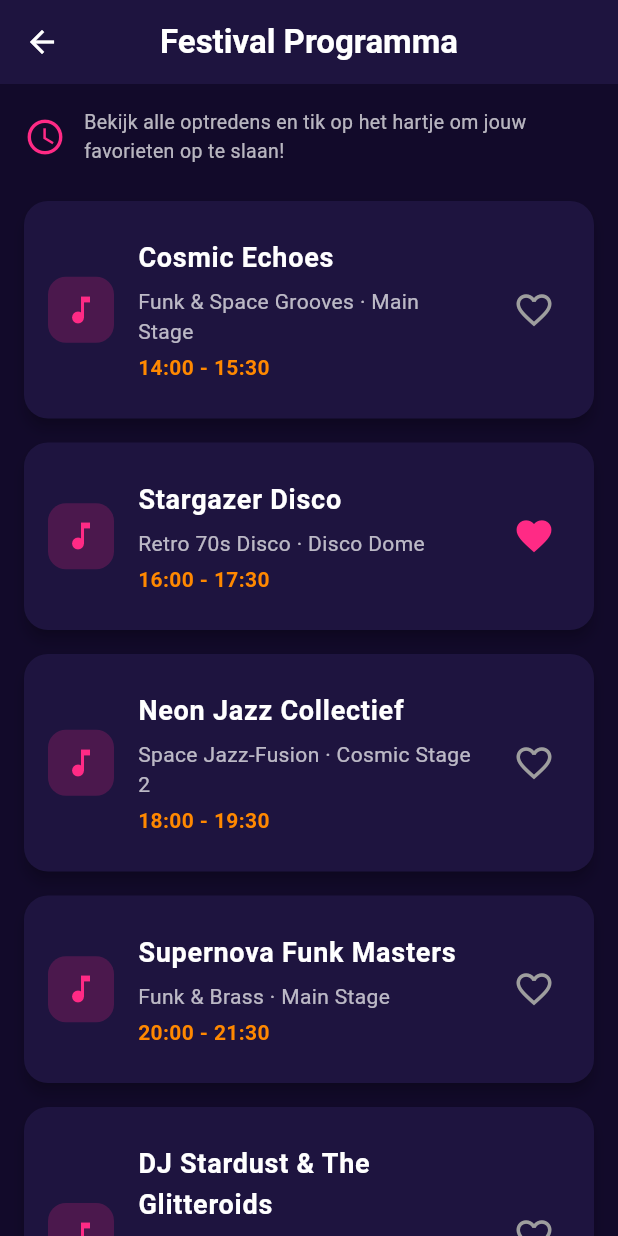
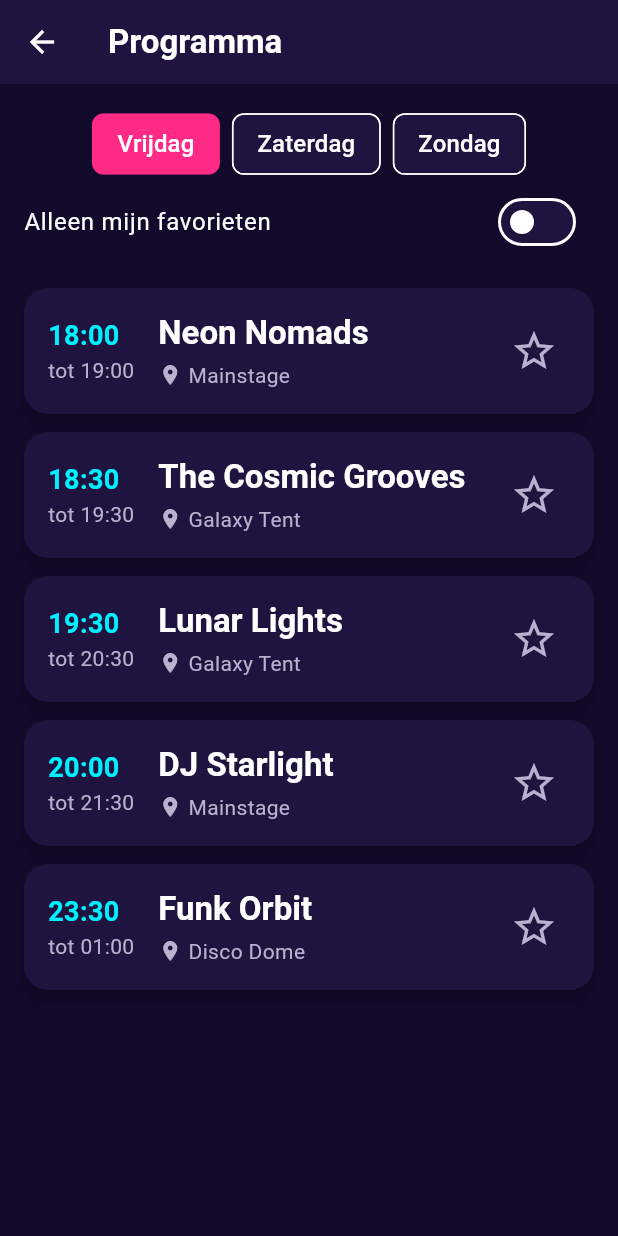
Before and after one commit to Frebae/Festival-companion, a Flutter app: the TimetableScreen screen opened directly, on a phone screen of 412 x 824 dp. Run offline on Flutter 3.47's test engine with Material 3 defaults, Android fonts, the phone set to English and light mode, and no system bars; our stand-ins replace material_ui.

Commit message:
timetable/programma toegevoegd

```diff
--- /dev/null
+++ b/lib/data/act_repository.dart
@@ -0,0 +1,11 @@
+import '../models/act.dart';
+import 'dummy_acts.dart';
+
+/// Haalt de acts op.
+/// Nu komen ze uit de dummydata. Later passen we alleen deze klasse aan
+/// om ze uit Supabase te halen; het scherm hoeft dan niet te veranderen.
+class ActRepository {
+  Future<List<Act>> getActs() async {
+    return dummyActs;
+  }
+}
--- /dev/null
+++ b/lib/data/dummy_acts.dart
@@ -0,0 +1,82 @@
+import '../models/act.dart';
+
+// Tijdelijke voorbeelddata. Later komen de acts uit Supabase.
+final List<Act> dummyActs = [
+  // Vrijdag 9 juli
+  Act(
+    id: 'act-001',
+    name: 'DJ Starlight',
+    stage: 'Mainstage',
+    day: 'Vrijdag',
+    start: DateTime(2027, 7, 9, 20, 0),
+    end: DateTime(2027, 7, 9, 21, 30),
+  ),
+  Act(
+    id: 'act-002',
+    name: 'Neon Nomads',
+    stage: 'Mainstage',
+    day: 'Vrijdag',
+    start: DateTime(2027, 7, 9, 18, 0),
+    end: DateTime(2027, 7, 9, 19, 0),
+  ),
+  Act(
+    id: 'act-003',
+    name: 'The Cosmic Grooves', // overlapt met Neon Nomads
+    stage: 'Galaxy Tent',
+    day: 'Vrijdag',
+    start: DateTime(2027, 7, 9, 18, 30),
+    end: DateTime(2027, 7, 9, 19, 30),
+  ),
+  Act(
+    id: 'act-004',
+    name: 'Lunar Lights', // begint precies als The Cosmic Grooves eindigt
+    stage: 'Galaxy Tent',
+    day: 'Vrijdag',
+    start: DateTime(2027, 7, 9, 19, 30),
+    end: DateTime(2027, 7, 9, 20, 30),
+  ),
+  Act(
+    id: 'act-005',
+    name: 'Funk Orbit', // eindigt na middernacht
+    stage: 'Disco Dome',
+    day: 'Vrijdag',
+    start: DateTime(2027, 7, 9, 23, 30),
+    end: DateTime(2027, 7, 10, 1, 0),
+  ),
+
+  // Zaterdag 10 juli
+  Act(
+    id: 'act-006',
+    name: 'Velvet Rocket',
+    stage: 'Galaxy Tent',
+    day: 'Zaterdag',
+    start: DateTime(2027, 7, 10, 17, 0),
+    end: DateTime(2027, 7, 10, 18, 0),
+  ),
+  Act(
+    id: 'act-007',
+    name: 'Purple Satellite',
+    stage: 'Mainstage',
+    day: 'Zaterdag',
+    start: DateTime(2027, 7, 10, 21, 0),
+    end: DateTime(2027, 7, 10, 22, 30),
+  ),
+
+  // Zondag 11 juli
+  Act(
+    id: 'act-008',
+    name: 'Moonwalk Collective',
+    stage: 'Disco Dome',
+    day: 'Zondag',
+    start: DateTime(2027, 7, 11, 16, 0),
+    end: DateTime(2027, 7, 11, 17, 0),
+  ),
+  Act(
+    id: 'act-009',
+    name: 'Supernova Soul',
+    stage: 'Mainstage',
+    day: 'Zondag',
+    start: DateTime(2027, 7, 11, 20, 0),
+    end: DateTime(2027, 7, 11, 21, 30),
+  ),
+];
--- a/lib/main.dart
+++ b/lib/main.dart
@@ -1,4 +1,4 @@
-import 'package:flutter/material.dart';
+import 'package:material_ui/material_ui.dart';
 import 'theme/app_theme.dart'; // Zorg dat dit verwijst naar je thema-bestand
 import 'screens/home_screen.dart';
 import 'screens/crowd_screen.dart';
--- /dev/null
+++ b/lib/models/act.dart
@@ -0,0 +1,34 @@
+/// Eén optreden op het festival.
+class Act {
+  final String id; // stabiel en uniek, wordt ook gebruikt om favorieten te bewaren
+  final String name;
+  final String stage;
+  final String day; // festivaldag, bijvoorbeeld 'Vrijdag'
+  final DateTime start; // volledige datum + tijd
+  final DateTime end; // volledige datum + tijd (kan na middernacht vallen)
+
+  const Act({
+    required this.id,
+    required this.name,
+    required this.stage,
+    required this.day,
+    required this.start,
+    required this.end,
+  });
+
+  String get startTijd => _formatTijd(start);
+  String get eindTijd => _formatTijd(end);
+
+  /// Twee acts overlappen als deze act begint voordat de andere eindigt
+  /// én eindigt nadat de andere begint.
+  /// Direct aansluitend (eind = begin) telt dus niet als overlap.
+  bool overlaptMet(Act ander) {
+    return start.isBefore(ander.end) && end.isAfter(ander.start);
+  }
+
+  static String _formatTijd(DateTime tijd) {
+    final uur = tijd.hour.toString().padLeft(2, '0');
+    final minuut = tijd.minute.toString().padLeft(2, '0');
+    return '$uur:$minuut';
+  }
+}
--- a/lib/screens/crowd_screen.dart
+++ b/lib/screens/crowd_screen.dart
@@ -1,4 +1,4 @@
-import 'package:flutter/material.dart';
+import 'package:material_ui/material_ui.dart';
 
 class CrowdScreen extends StatefulWidget {
   const CrowdScreen({super.key});
@@ -139,7 +139,7 @@ class ZoneCard extends StatelessWidget {
                 Container(
                   padding: const EdgeInsets.symmetric(horizontal: 8, vertical: 4),
                   decoration: BoxDecoration(
-                    color: zone.statusColor.withOpacity(0.2),
+                    color: zone.statusColor.withValues(alpha: 0.2),
                     borderRadius: BorderRadius.circular(8),
                     border: Border.all(color: zone.statusColor),
                   ),
--- a/lib/screens/home_screen.dart
+++ b/lib/screens/home_screen.dart
@@ -1,4 +1,4 @@
-import 'package:flutter/material.dart';
+import 'package:material_ui/material_ui.dart';
 
 class HomeScreen extends StatelessWidget {
   const HomeScreen({super.key});
--- a/lib/screens/map_screen.dart
+++ b/lib/screens/map_screen.dart
@@ -1,5 +1,5 @@
 
-import 'package:flutter/material.dart';
+import 'package:material_ui/material_ui.dart';
 
 class MapScreen extends StatefulWidget {
   const MapScreen({super.key});
--- a/lib/screens/timetable_screen.dart
+++ b/lib/screens/timetable_screen.dart
@@ -1,4 +1,8 @@
-import 'package:flutter/material.dart';
+import 'package:material_ui/material_ui.dart';
+import '../data/act_repository.dart';
+import '../models/act.dart';
+import '../theme/app_theme.dart';
+import '../widgets/act_card.dart';
 
 class TimetableScreen extends StatefulWidget {
   const TimetableScreen({super.key});
@@ -8,129 +12,144 @@ class TimetableScreen extends StatefulWidget {
 }
 
 class _TimetableScreenState extends State<TimetableScreen> {
-  // Lijst met optredens voor het Galactic Funkadelic festival
-  final List<FestivalAct> acts = [
-    FestivalAct(
-      time: '14:00 - 15:30',
-      title: 'Cosmic Echoes',
-      genre: 'Funk & Space Grooves',
-      stage: 'Main Stage',
-      isFavorite: false,
-    ),
-    FestivalAct(
-      time: '16:00 - 17:30',
-      title: 'Stargazer Disco',
-      genre: 'Retro 70s Disco',
-      stage: 'Disco Dome',
-      isFavorite: true,
-    ),
-    FestivalAct(
-      time: '18:00 - 19:30',
-      title: 'Neon Jazz Collectief',
-      genre: 'Space Jazz-Fusion',
-      stage: 'Cosmic Stage 2',
-      isFavorite: false,
-    ),
-    FestivalAct(
-      time: '20:00 - 21:30',
-      title: 'Supernova Funk Masters',
-      genre: 'Funk & Brass',
-      stage: 'Main Stage',
-      isFavorite: false,
-    ),
-    FestivalAct(
-      time: '22:00 - 00:00',
-      title: 'DJ Stardust & The Glitteroids',
-      genre: 'Intergalactic Party Set',
-      stage: 'Disco Dome',
-      isFavorite: false,
-    ),
-  ];
+  final ActRepository _repository = ActRepository();
+
+  List<Act> _alleActs = [];
+  final Set<String> _favorieten = {}; // ID's van favoriete acts
+  String? _gekozenDag;
+  bool _alleenFavorieten = false;
+  bool _laden = true;
+
+  @override
+  void initState() {
+    super.initState();
+    _laadActs();
+  }
+
+  Future<void> _laadActs() async {
+    final acts = await _repository.getActs();
+    if (!mounted) return; // scherm is al gesloten
+    setState(() {
+      _alleActs = acts;
+      final dagen = _dagenUit(acts);
+      _gekozenDag = dagen.isNotEmpty ? dagen.first : null;
+      _laden = false;
+    });
+  }
+
+  /// Alle festivaldagen, op volgorde van de eerste act van die dag.
+  List<String> _dagenUit(List<Act> acts) {
+    final gesorteerd = [...acts]..sort((a, b) => a.start.compareTo(b.start));
+    final dagen = <String>[];
+    for (final act in gesorteerd) {
+      if (!dagen.contains(act.day)) {
+        dagen.add(act.day);
+      }
+    }
+    return dagen;
+  }
+
+  void _toggleFavoriet(Act act) {
+    setState(() {
+      if (_favorieten.contains(act.id)) {
+        _favorieten.remove(act.id);
+      } else {
+        _favorieten.add(act.id);
+      }
+    });
+  }
+
+  /// Alle andere favorieten die in tijd overlappen met deze act.
+  /// Werkt over alle dagen en podia heen.
+  List<Act> _overlappendeFavorieten(Act act) {
+    if (!_favorieten.contains(act.id)) return [];
+    return _alleActs
+        .where((ander) =>
+            ander.id != act.id &&
+            _favorieten.contains(ander.id) &&
+            act.overlaptMet(ander))
+        .toList()
+      ..sort((a, b) => a.start.compareTo(b.start));
+  }
 
   @override
   Widget build(BuildContext context) {
+    if (_laden) {
+      return Scaffold(
+        appBar: AppBar(title: const Text('Programma')),
+        body: const Center(child: CircularProgressIndicator()),
+      );
+    }
+
+    final dagen = _dagenUit(_alleActs);
+
+    // Acts van de gekozen dag, op begintijd
+    final actsVanDag = _alleActs
+        .where((act) => act.day == _gekozenDag)
+        .toList()
+      ..sort((a, b) => a.start.compareTo(b.start));
+
+    // Eventueel alleen de favorieten
+    final zichtbareActs = _alleenFavorieten
+        ? actsVanDag.where((act) => _favorieten.contains(act.id)).toList()
+        : actsVanDag;
+
     return Scaffold(
-      appBar: AppBar(
-        title: const Text('Festival Programma'),
-        backgroundColor: const Color(0xFF1E143F),
-        centerTitle: true,
-      ),
+      appBar: AppBar(title: const Text('Programma')),
       body: Column(
         children: [
-          Container(
-            padding: const EdgeInsets.all(16.0),
-            color: const Color(0xFF120A2A),
-            child: const Row(
+          // Dag kiezen
+          Padding(
+            padding: const EdgeInsets.fromLTRB(16, 16, 16, 0),
+            child: Wrap(
+              spacing: 8,
+              runSpacing: 8,
               children: [
-                Icon(Icons.schedule, color: Color(0xFFFF2A85), size: 28), // Neon roze
-                SizedBox(width: 12),
-                Expanded(
-                  child: Text(
-                    'Bekijk alle optredens en tik op het hartje om jouw favorieten op te slaan!',
-                    style: TextStyle(fontSize: 13, color: Colors.white70),
+                for (final dag in dagen)
+                  ChoiceChip(
+                    label: Text(dag),
+                    labelStyle: const TextStyle(
+                      fontSize: 16,
+                      color: GalacticColors.textLight,
+                    ),
+                    selected: _gekozenDag == dag,
+                    selectedColor: GalacticColors.primaryNeonPink,
+                    showCheckmark: false,
+                    onSelected: (_) => setState(() => _gekozenDag = dag),
                   ),
-                ),
               ],
             ),
           ),
+
+          // Filter: alleen favorieten
+          SwitchListTile(
+            title: const Text('Alleen mijn favorieten'),
+            value: _alleenFavorieten,
+            onChanged: (waarde) => setState(() => _alleenFavorieten = waarde),
+          ),
+
+          // Lijst of lege toestand
           Expanded(
-            child: ListView.builder(
-              itemCount: acts.length,
-              itemBuilder: (context, index) {
-                final act = acts[index];
-                return Card(
-                  margin: const EdgeInsets.symmetric(horizontal: 16, vertical: 8),
-                  color: const Color(0xFF1E143F), // Jullie Galactic kaartkleur
-                  elevation: 4,
-                  shape: RoundedRectangleBorder(
-                    borderRadius: BorderRadius.circular(16),
+            child: zichtbareActs.isEmpty
+                ? _LegeToestand(
+                    tekst: actsVanDag.isEmpty
+                        ? 'Er staan nog geen acts op het programma voor deze dag.'
+                        : 'Je hebt nog geen favorieten op ${_gekozenDag ?? 'deze dag'}.\n'
+                            'Zet het filter uit en tik op de ster bij een act.',
+                  )
+                : ListView.builder(
+                    padding: const EdgeInsets.all(16),
+                    itemCount: zichtbareActs.length,
+                    itemBuilder: (context, index) {
+                      final act = zichtbareActs[index];
+                      return ActCard(
+                        act: act,
+                        isFavoriet: _favorieten.contains(act.id),
+                        overlappendeActs: _overlappendeFavorieten(act),
+                        onFavorietTap: () => _toggleFavoriet(act),
+                      );
+                    },
                   ),
-                  child: ListTile(
-                    contentPadding: const EdgeInsets.all(16),
-                    leading: Container(
-                      padding: const EdgeInsets.all(10),
-                      decoration: BoxDecoration(
-                        color: const Color(0xFFFF2A85).withOpacity(0.2),
-                        borderRadius: BorderRadius.circular(12),
-                      ),
-                      child: const Icon(Icons.music_note, color: Color(0xFFFF2A85)),
-                    ),
-                    title: Text(
-                      act.title,
-                      style: const TextStyle(
-                        fontSize: 18,
-                        fontWeight: FontWeight.bold,
-                        color: Colors.white,
-                      ),
-                    ),
-                    subtitle: Column(
-                      crossAxisAlignment: CrossAxisAlignment.start,
-                      children: [
-                        const SizedBox(height: 6),
-                        Text('${act.genre} · ${act.stage}',
-                            style: const TextStyle(color: Colors.white70)),
-                        const SizedBox(height: 4),
-                        Text(act.time,
-                            style: const TextStyle(
-                                color: Color(0xFFFF8800), fontWeight: FontWeight.bold)), // Disco oranje
-                      ],
-                    ),
-                    trailing: IconButton(
-                      icon: Icon(
-                        act.isFavorite ? Icons.favorite : Icons.favorite_border,
-                        color: act.isFavorite ? const Color(0xFFFF2A85) : Colors.grey,
-                        size: 28,
-                      ),
-                      onPressed: () {
-                        setState(() {
-                          act.isFavorite = !act.isFavorite; // Zet favoriet aan/uit
-                        });
-                      },
-                    ),
-                  ),
-                );
-              },
-            ),
           ),
         ],
       ),
@@ -138,18 +157,34 @@ class _TimetableScreenState extends State<TimetableScreen> {
   }
 }
 
-class FestivalAct {
-  String time;
-  String title;
-  String genre;
-  String stage;
-  bool isFavorite;
+/// Vriendelijke melding als er niets te tonen is.
+class _LegeToestand extends StatelessWidget {
+  final String tekst;
 
-  FestivalAct({
-    required this.time,
-    required this.title,
-    required this.genre,
-    required this.stage,
-    required this.isFavorite,
-  });
+  const _LegeToestand({required this.tekst});
+
+  @override
+  Widget build(BuildContext context) {
+    return Center(
+      child: Padding(
+        padding: const EdgeInsets.all(32),
+        child: Column(
+          mainAxisSize: MainAxisSize.min,
+          children: [
+            const Icon(
+              Icons.event_busy,
+              size: 48,
+              color: GalacticColors.textMuted,
+            ),
+            const SizedBox(height: 12),
+            Text(
+              tekst,
+              textAlign: TextAlign.center,
+              style: Theme.of(context).textTheme.bodyLarge,
+            ),
+          ],
+        ),
+      ),
+    );
+  }
 }
--- a/lib/theme/app_theme.dart
+++ b/lib/theme/app_theme.dart
@@ -1,4 +1,4 @@
-import 'package:flutter/material.dart';
+import 'package:material_ui/material_ui.dart';
 
 // Het Galactic Funkadelic kleurenpalet
 class GalacticColors {
--- /dev/null
+++ b/lib/widgets/act_card.dart
@@ -0,0 +1,117 @@
+import 'package:material_ui/material_ui.dart';
+import '../models/act.dart';
+import '../theme/app_theme.dart';
+
+/// Kaart met de gegevens van één act.
+class ActCard extends StatelessWidget {
+  final Act act;
+  final bool isFavoriet;
+  final List<Act> overlappendeActs; // andere favorieten die tegelijk spelen
+  final VoidCallback onFavorietTap;
+
+  const ActCard({
+    super.key,
+    required this.act,
+    required this.isFavoriet,
+    required this.onFavorietTap,
+    this.overlappendeActs = const [],
+  });
+
+  @override
+  Widget build(BuildContext context) {
+    final textTheme = Theme.of(context).textTheme;
+
+    return Card(
+      margin: const EdgeInsets.only(bottom: 12),
+      child: Padding(
+        padding: const EdgeInsets.all(16),
+        child: Column(
+          crossAxisAlignment: CrossAxisAlignment.start,
+          children: [
+            Row(
+              children: [
+                // Begin- en eindtijd
+                Column(
+                  crossAxisAlignment: CrossAxisAlignment.start,
+                  children: [
+                    Text(
+                      act.startTijd,
+                      style: const TextStyle(
+                        fontSize: 18,
+                        fontWeight: FontWeight.bold,
+                        color: GalacticColors.accentCyan,
+                      ),
+                    ),
+                    Text('tot ${act.eindTijd}', style: textTheme.bodyMedium),
+                  ],
+                ),
+                const SizedBox(width: 16),
+
+                // Naam en podium
+                Expanded(
+                  child: Column(
+                    crossAxisAlignment: CrossAxisAlignment.start,
+                    children: [
+                      Text(act.name, style: textTheme.titleLarge),
+                      const SizedBox(height: 4),
+                      Row(
+                        children: [
+                          const Icon(
+                            Icons.location_on,
+                            size: 16,
+                            color: GalacticColors.textMuted,
+                          ),
+                          const SizedBox(width: 4),
+                          Text(act.stage, style: textTheme.bodyMedium),
+                        ],
+                      ),
+                    ],
+                  ),
+                ),
+
+                // Ster: toevoegen aan of verwijderen uit favorieten
+                IconButton(
+                  iconSize: 32,
+                  tooltip: isFavoriet
+                      ? 'Verwijder uit favorieten'
+                      : 'Voeg toe aan favorieten',
+                  icon: Icon(
+                    isFavoriet ? Icons.star : Icons.star_border,
+                    color: isFavoriet
+                        ? GalacticColors.accentNeonOrange
+                        : GalacticColors.textMuted,
+                  ),
+                  onPressed: onFavorietTap,
+                ),
+              ],
+            ),
+
+            // Waarschuwing als deze favoriet overlapt met andere favorieten
+            if (overlappendeActs.isNotEmpty) ...[
+              const SizedBox(height: 12),
+              Row(
+                crossAxisAlignment: CrossAxisAlignment.start,
+                children: [
+                  const Icon(
+                    Icons.warning_amber,
+                    color: GalacticColors.primaryNeonPink,
+                  ),
+                  const SizedBox(width: 8),
+                  Expanded(
+                    child: Text(
+                      'Overlapt met: ${overlappendeActs.map((a) => '${a.name} (${a.startTijd}–${a.eindTijd}, ${a.stage})').join(', ')}',
+                      style: const TextStyle(
+                        color: GalacticColors.primaryNeonPink,
+                        fontWeight: FontWeight.bold,
+                      ),
+                    ),
+                  ),
+                ],
+              ),
+            ],
+          ],
+        ),
+      ),
+    );
+  }
+}
--- a/pubspec.yaml
+++ b/pubspec.yaml
@@ -35,6 +35,7 @@ dependencies:
   # Use with the CupertinoIcons class for iOS style icons.
   cupertino_icons: ^1.0.8
 
+  material_ui: any
 dev_dependencies:
   flutter_test:
     sdk: flutter
```
Also changed, not shown: pubspec.lock.
